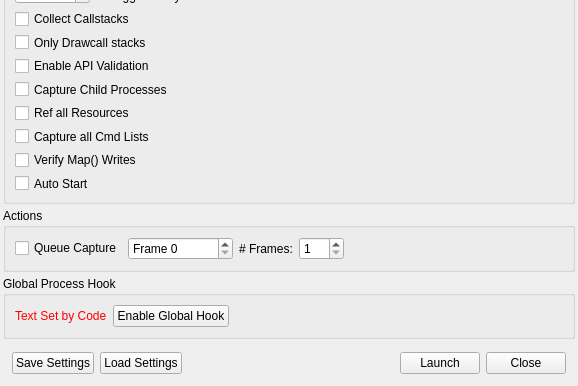
Above: qrenderdoc/Windows/Dialogs/CaptureDialog.ui from baldurk/renderdoc before the change; both pictures show x 0 to 578 and y 639 to 1025 of the 578 by 1025 pixel window. Below: the same form after it.
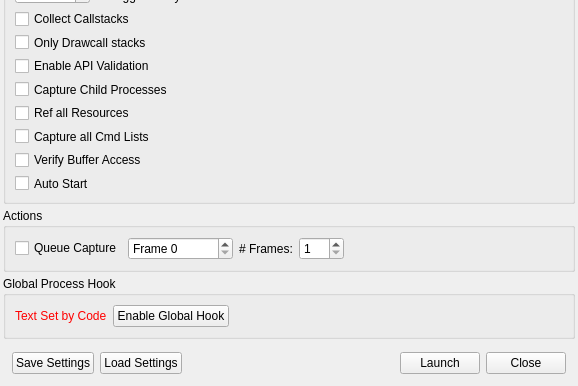
That is the form after the change. Icons and pictures are not drawn. Custom widgets are drawn as their Qt base class.

Commit message:
Change verify map writes capture option to verify buffer access.
* This option will now toggle on the behaviour to fill undefined buffer contents
  with a marker value, both if they're created without data (it will be zero
  filled instead) or mapped with discard (it will keep the old contents
  instead).
* There were too many hard to find problems or misconceptions about the buffer
  filling for it to be useful. Now it will be opt-in instead.

What changed in the file:
```diff
--- a/qrenderdoc/Windows/Dialogs/CaptureDialog.ui
+++ b/qrenderdoc/Windows/Dialogs/CaptureDialog.ui
@@ -522,7 +522,7 @@
       <item>
        <widget class="QCheckBox" name="VerifyMapWrites">
         <property name="text">
-         <string>Verify Map() Writes</string>
+         <string>Verify Buffer Access</string>
         </property>
        </widget>
       </item>
```
Left out of the diff: 5 changed lines with no effect on the pictures. The commit also changes 11 other files.
